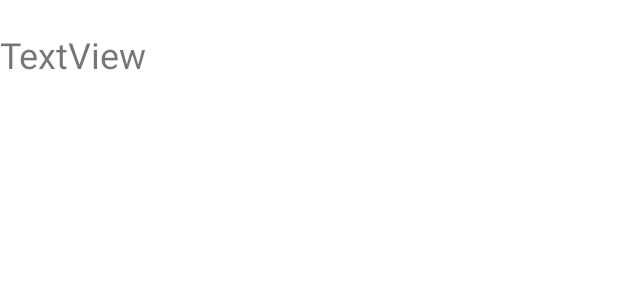
After one commit to ericwafula/Forex-Exchange, an Android app: the layout currency_list_item.xml on its own in the app's theme, with its tools: preview values and no code run, on a phone screen of 412 x 824 dp. The commit adds this screen. Shown: the top 300 px of the screen. Run offline under Robolectric (Android 15) with nearby library versions, the phone set to English and light mode, and no system bars.

Commit message:
Added currency_list_item.xml and adapters model

```diff
--- a/app/src/main/res/layout/activity_converter.xml
+++ b/app/src/main/res/layout/activity_converter.xml
@@ -91,13 +91,15 @@
         android:textSize="24sp"
         android:text=""/>
 
-    <ListView
+
+    <androidx.recyclerview.widget.RecyclerView
         android:id="@+id/currencies"
         android:layout_width="match_parent"
         android:layout_height="match_parent"
-        android:layout_below="@+id/subheading"
+        android:layout_below="@id/subheading"
+        android:layout_marginStart="10dp"
+        android:layout_marginEnd="10dp"
         android:layout_marginTop="40dp"/>
 
 
-
 </RelativeLayout>
--- /dev/null
+++ b/app/src/main/res/layout/currency_list_item.xml
@@ -0,0 +1,17 @@
+<?xml version="1.0" encoding="utf-8"?>
+<androidx.constraintlayout.widget.ConstraintLayout xmlns:android="http://schemas.android.com/apk/res/android"
+    xmlns:app="http://schemas.android.com/apk/res-auto"
+    xmlns:tools="http://schemas.android.com/tools"
+    android:layout_width="match_parent"
+    android:layout_height="match_parent">
+
+    <TextView
+        android:id="@+id/textView"
+        android:layout_width="wrap_content"
+        android:layout_height="wrap_content"
+        android:layout_marginTop="20dp"
+        android:text="TextView"
+        app:layout_constraintStart_toStartOf="parent"
+        app:layout_constraintTop_toTopOf="parent"
+        android:textSize="24sp"/>
+</androidx.constraintlayout.widget.ConstraintLayout>
```
